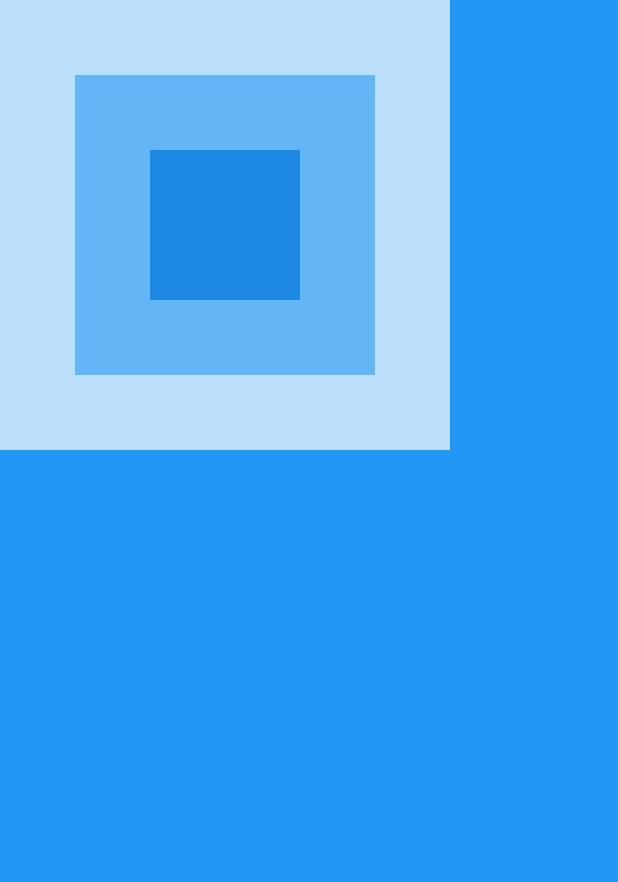
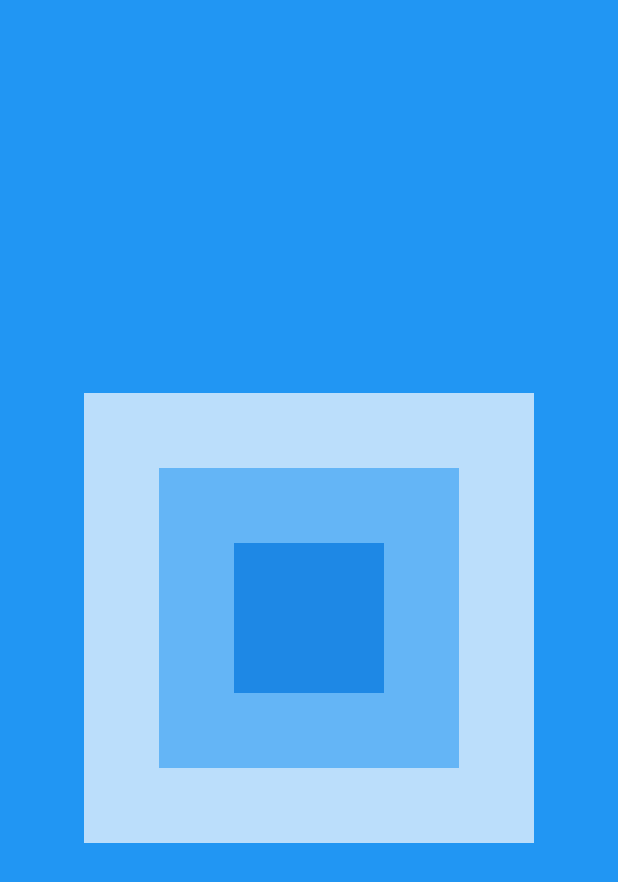
Before and after one commit to Ketan-K17/flutter_tutorial, a Flutter app: the screen it shows after launch, on a phone screen of 412 x 824 dp. Shown: the top 882 px of the screen. Run offline on Flutter 3.47's test engine with Material 3 defaults, Android fonts, the light colour scheme and no system bars.

Commit message:
Center widget: You can center align anything by nesting it in this widget.

```diff
--- a/lib/main.dart
+++ b/lib/main.dart
@@ -15,7 +15,8 @@ class MyApp extends StatelessWidget {
       debugShowCheckedModeBanner: false,
       home: Scaffold(
         backgroundColor: Colors.blue,
-        body: Stack(
+        body: Center(
+          child: Stack(
             alignment: Alignment.center,
             children: [
               // big box
@@ -27,6 +28,7 @@ class MyApp extends StatelessWidget {
             ],
           ),
         ),
+      ),
     );
   }
 }
```
Lines whose indentation alone changed are shown as unchanged.
